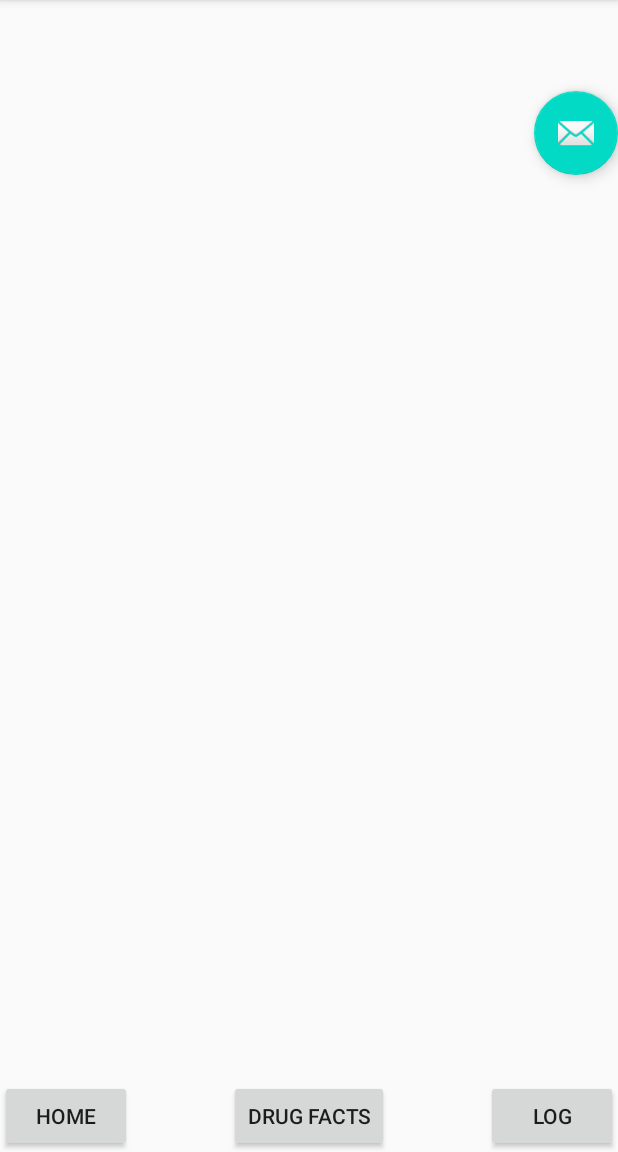
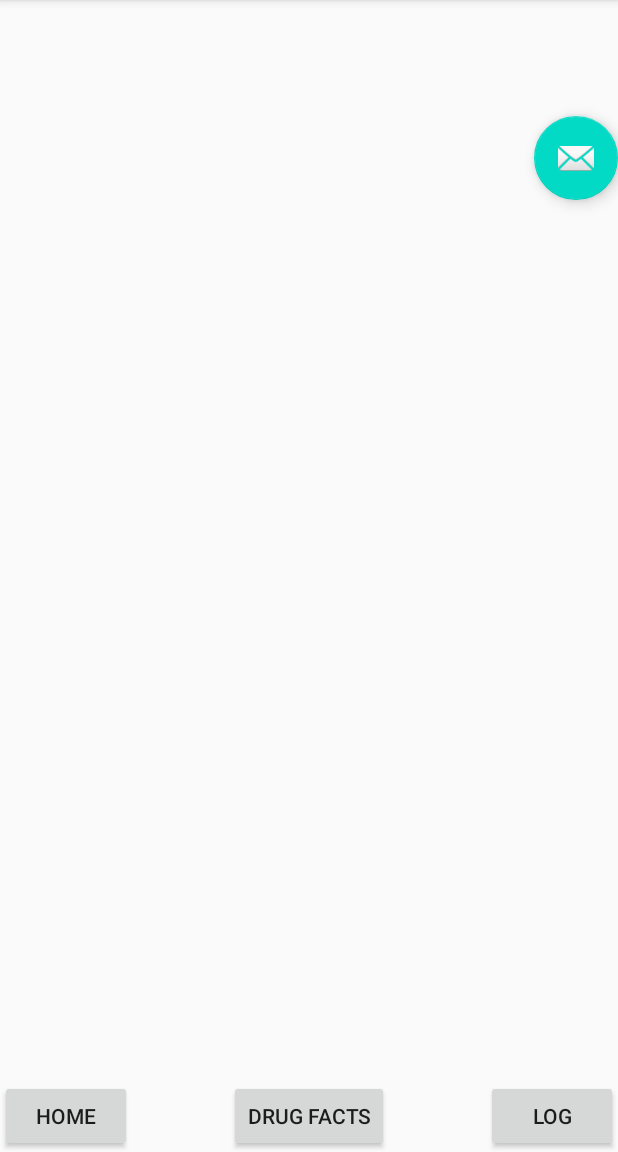
Before and after one commit to louiebalouie/EGR302-Prescription-App, an Android app: the screen it shows after launch (MainActivity), on a phone screen of 412 x 824 dp, the part 84-1236 px from its top. Run offline under Robolectric (Android 15) with nearby library versions, the phone set to English and light mode, and no system bars.

Commit message:
Small Layout Fix

```diff
--- a/app/src/main/res/layout/activity_main.xml
+++ b/app/src/main/res/layout/activity_main.xml
@@ -28,7 +28,7 @@
         android:layout_width="wrap_content"
         android:layout_height="wrap_content"
         android:layout_gravity="top|end"
-        android:layout_marginTop="175px"
+        android:layout_marginTop="200px"
         app:srcCompat="@android:drawable/ic_dialog_email" />
 
     <FrameLayout
```
